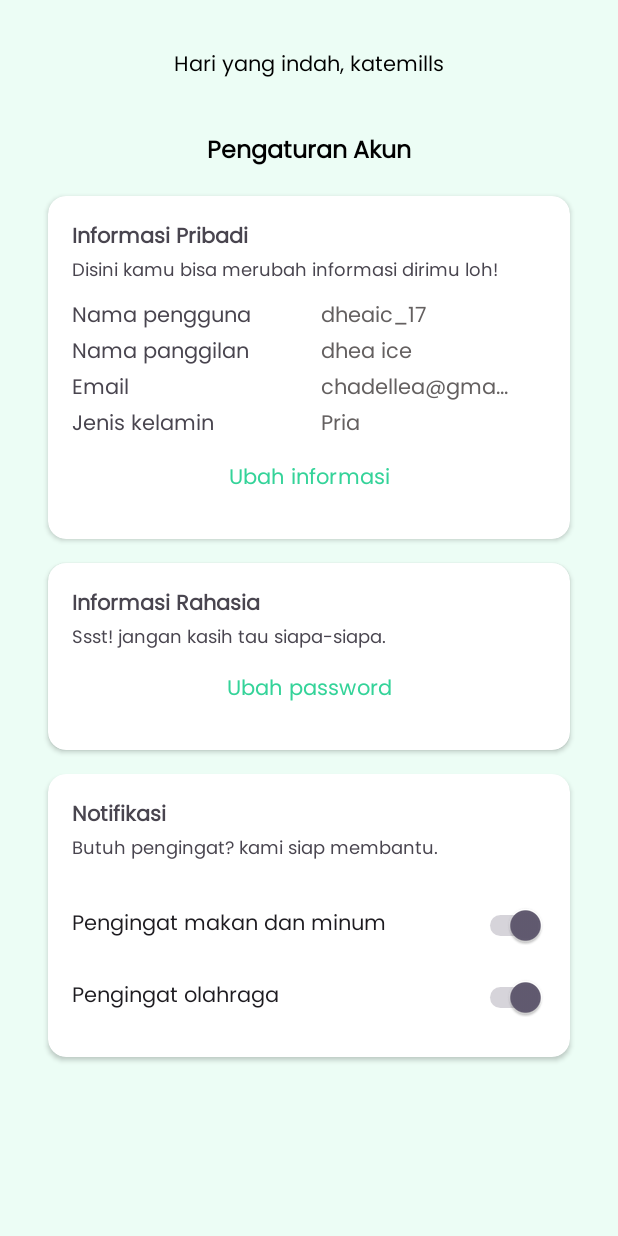
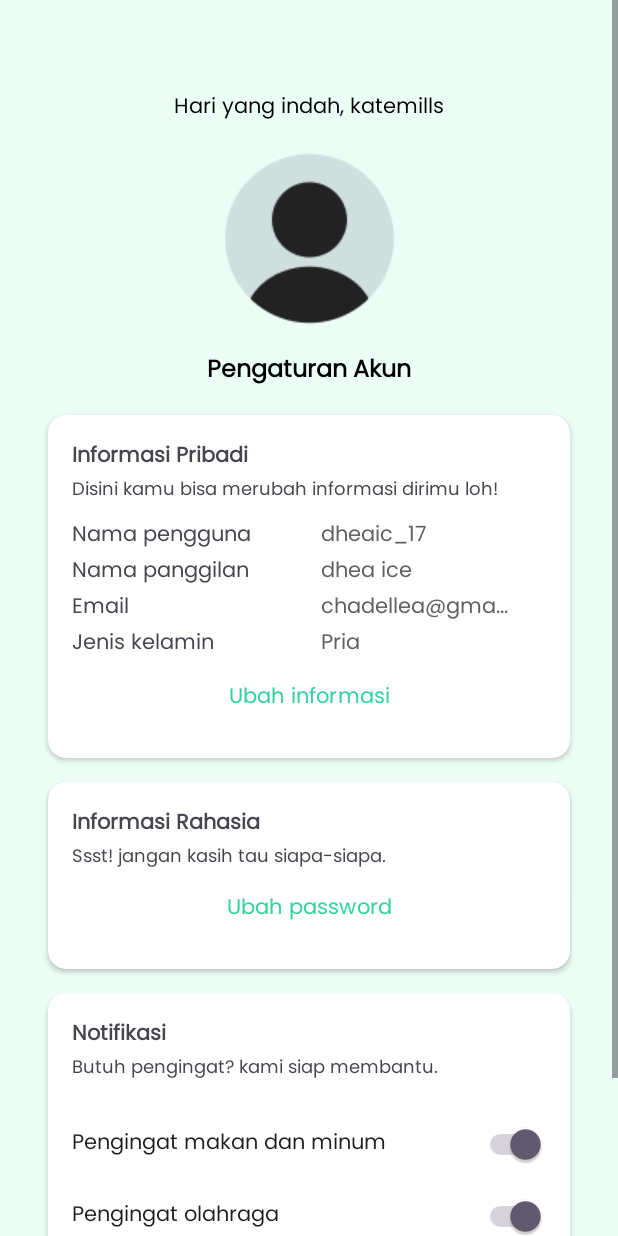
Before and after one commit to AgungRamadhani26/GoFitLife, an Android app: the layout fragment_user.xml on its own in the app's theme, with its tools: preview values and no code run, on a phone screen of 412 x 824 dp. Run offline under Robolectric (Android 15) with nearby library versions, the phone set to English and light mode, and no system bars.

Commit message:
page profil done

```diff
--- a/app/src/main/AndroidManifest.xml
+++ b/app/src/main/AndroidManifest.xml
@@ -27,10 +27,10 @@
             android:name=".RegisterPageAcrivity"
             android:exported="false" />
         <activity
-            android:name=".BottomNavbarActivity"
+            android:name=".EditPasswordPageActivity"
             android:exported="false" />
         <activity
-            android:name=".EditPasswordPageActivity"
+            android:name=".BottomNavbarActivity"
             android:exported="true">
             <intent-filter>
                 <action android:name="android.intent.action.MAIN" />
--- /dev/null
+++ b/app/src/main/res/drawable/btn_theme_logout.xml
@@ -0,0 +1,8 @@
+<?xml version="1.0" encoding="utf-8"?>
+<shape xmlns:android="http://schemas.android.com/apk/res/android">
+    <solid android:color="#BD0000" />
+    <stroke
+        android:width="1dp"
+        android:color="@color/black" />
+    <corners android:radius="15dp" />
+</shape>
--- a/app/src/main/res/layout/fragment_user.xml
+++ b/app/src/main/res/layout/fragment_user.xml
@@ -1,54 +1,66 @@
 <?xml version="1.0" encoding="utf-8"?>
-<androidx.constraintlayout.widget.ConstraintLayout xmlns:android="http://schemas.android.com/apk/res/android"
+<ScrollView xmlns:android="http://schemas.android.com/apk/res/android"
+    xmlns:app="http://schemas.android.com/apk/res-auto"
     xmlns:tools="http://schemas.android.com/tools"
     android:layout_width="match_parent"
     android:layout_height="match_parent"
-    xmlns:app="http://schemas.android.com/apk/res-auto"
-    tools:context=".Fragment.UserFragment"
-    android:background="#ECFDF5">
+    android:background="#ECFDF5"
+    tools:context=".Fragment.UserFragment">
+
+    <androidx.constraintlayout.widget.ConstraintLayout
+        android:layout_width="match_parent"
+        android:layout_height="wrap_content">
 
         <TextView
             android:id="@+id/greeting"
             android:layout_width="0dp"
             android:layout_height="wrap_content"
+            android:layout_marginStart="32dp"
+            android:layout_marginTop="60dp"
+            android:layout_marginEnd="32dp"
             android:text="@string/user_alt_greeting"
+            android:textAlignment="center"
             android:textColor="@color/black"
-        android:textAlignment="center"
-        android:layout_marginStart="32dp"
-        android:layout_marginEnd="32dp"
-        android:layout_marginTop="32dp"
-        app:layout_constraintTop_toTopOf="parent"
+            app:layout_constraintEnd_toEndOf="parent"
             app:layout_constraintStart_toStartOf="parent"
-        app:layout_constraintEnd_toEndOf="parent"/>
+            app:layout_constraintTop_toTopOf="parent" />
+
+        <de.hdodenhof.circleimageview.CircleImageView
+            android:id="@+id/iv_fotoprofil"
+            android:layout_width="150dp"
+            android:layout_height="150dp"
+            android:src="@drawable/frame"
+            app:layout_constraintEnd_toEndOf="parent"
+            app:layout_constraintStart_toStartOf="parent"
+            app:layout_constraintTop_toBottomOf="@id/greeting" />
 
         <TextView
             android:id="@+id/title"
             android:layout_width="0dp"
             android:layout_height="wrap_content"
-        android:text="@string/profil_pengaturanAkun"
-        android:textStyle="bold"
-        android:textSize="16sp"
-        android:textColor="@color/black"
-        android:textAlignment="center"
             android:layout_marginStart="32dp"
             android:layout_marginEnd="32dp"
-        android:layout_marginTop="32dp"
-        app:layout_constraintTop_toBottomOf="@+id/greeting"
+            android:text="@string/profil_pengaturanAkun"
+            android:textAlignment="center"
+            android:textColor="@color/black"
+            android:textSize="16sp"
+            android:textStyle="bold"
+            app:layout_constraintEnd_toEndOf="parent"
             app:layout_constraintStart_toStartOf="parent"
-        app:layout_constraintEnd_toEndOf="parent"/>
+            app:layout_constraintTop_toBottomOf="@+id/iv_fotoprofil" />
 
         <androidx.cardview.widget.CardView
             android:id="@+id/card_informasi"
             android:layout_width="0dp"
             android:layout_height="wrap_content"
-        app:layout_constraintTop_toBottomOf="@id/title"
+            android:layout_marginStart="32dp"
+            android:layout_marginTop="16dp"
+            android:layout_marginEnd="32dp"
+            app:cardBackgroundColor="@color/white"
+            app:cardCornerRadius="12dp"
+            app:layout_constraintEnd_toEndOf="parent"
             app:layout_constraintStart_toStartOf="parent"
-        app:layout_constraintEnd_toEndOf="parent"
-        android:layout_marginStart="32dp"
-        android:layout_marginEnd="32dp"
-        android:layout_marginTop="16dp"
-        app:cardCornerRadius="12dp"
-        app:cardBackgroundColor="@color/white">
+            app:layout_constraintTop_toBottomOf="@id/title">
 
             <androidx.constraintlayout.widget.ConstraintLayout
                 android:layout_width="match_parent"
@@ -63,17 +75,17 @@
                     android:textStyle="bold"
                     app:layout_constraintEnd_toEndOf="parent"
                     app:layout_constraintStart_toStartOf="parent"
-            app:layout_constraintTop_toTopOf="parent"/>
+                    app:layout_constraintTop_toTopOf="parent" />
 
                 <TextView
                     android:id="@+id/subheading_informasi"
                     android:layout_width="0dp"
                     android:layout_height="wrap_content"
                     android:text="Disini kamu bisa merubah informasi dirimu loh!"
-            app:layout_constraintStart_toStartOf="parent"
                     android:textSize="12sp"
                     app:layout_constraintEnd_toEndOf="parent"
-            app:layout_constraintTop_toBottomOf="@id/heading_informasi"/>
+                    app:layout_constraintStart_toStartOf="parent"
+                    app:layout_constraintTop_toBottomOf="@id/heading_informasi" />
 
                 <TextView
                     android:id="@+id/info_nama_pengguna"
@@ -87,10 +99,10 @@
                 <TextView
                     android:id="@+id/nama_pengguna"
                     android:layout_width="150dp"
-            android:textColor="@color/grey1"
                     android:layout_height="wrap_content"
                     android:layout_marginTop="8dp"
                     android:text="@string/profil_namaPengguna"
+                    android:textColor="@color/grey1"
                     app:layout_constraintEnd_toEndOf="parent"
                     app:layout_constraintTop_toBottomOf="@+id/subheading_informasi" />
 
@@ -105,9 +117,9 @@
                 <TextView
                     android:id="@+id/nama_panggilan"
                     android:layout_width="150dp"
-            android:textColor="@color/grey1"
                     android:layout_height="wrap_content"
                     android:text="@string/profil_namaPanggilan"
+                    android:textColor="@color/grey1"
                     app:layout_constraintEnd_toEndOf="parent"
                     app:layout_constraintTop_toBottomOf="@+id/nama_pengguna" />
 
@@ -122,9 +134,9 @@
                 <TextView
                     android:id="@+id/email"
                     android:layout_width="150dp"
-            android:textColor="@color/grey1"
                     android:layout_height="wrap_content"
                     android:text="@string/profil_email"
+                    android:textColor="@color/grey1"
                     app:layout_constraintEnd_toEndOf="parent"
                     app:layout_constraintTop_toBottomOf="@+id/nama_panggilan" />
 
@@ -139,9 +151,9 @@
                 <TextView
                     android:id="@+id/jenis_kelamin"
                     android:layout_width="150dp"
-            android:textColor="@color/grey1"
                     android:layout_height="wrap_content"
                     android:text="@string/profil_jenisKelamin"
+                    android:textColor="@color/grey1"
                     app:layout_constraintEnd_toEndOf="parent"
                     app:layout_constraintTop_toBottomOf="@+id/email" />
 
@@ -149,11 +161,11 @@
                     android:id="@+id/profil_ubah_informasi"
                     android:layout_width="wrap_content"
                     android:layout_height="wrap_content"
+                    android:backgroundTint="#00646060"
                     android:text="Ubah informasi"
                     android:textColor="@color/greenPrimary"
-                android:backgroundTint="#00646060"
+                    app:layout_constraintEnd_toEndOf="parent"
                     app:layout_constraintStart_toStartOf="parent"
-                app:layout_constraintEnd_toEndOf="parent"
                     app:layout_constraintTop_toBottomOf="@+id/info_jenis_kelamin" />
 
             </androidx.constraintlayout.widget.ConstraintLayout>
@@ -164,14 +176,14 @@
             android:id="@+id/card_password"
             android:layout_width="0dp"
             android:layout_height="wrap_content"
-        app:layout_constraintTop_toBottomOf="@id/card_informasi"
+            android:layout_marginStart="32dp"
+            android:layout_marginTop="16dp"
+            android:layout_marginEnd="32dp"
+            app:cardBackgroundColor="@color/white"
+            app:cardCornerRadius="12dp"
+            app:layout_constraintEnd_toEndOf="parent"
             app:layout_constraintStart_toStartOf="parent"
-        app:layout_constraintEnd_toEndOf="parent"
-        android:layout_marginStart="32dp"
-        android:layout_marginEnd="32dp"
-        android:layout_marginTop="16dp"
-        app:cardCornerRadius="12dp"
-        app:cardBackgroundColor="@color/white">
+            app:layout_constraintTop_toBottomOf="@id/card_informasi">
 
             <androidx.constraintlayout.widget.ConstraintLayout
                 android:layout_width="match_parent"
@@ -186,27 +198,27 @@
                     android:textStyle="bold"
                     app:layout_constraintEnd_toEndOf="parent"
                     app:layout_constraintStart_toStartOf="parent"
-            app:layout_constraintTop_toTopOf="parent"/>
+                    app:layout_constraintTop_toTopOf="parent" />
 
                 <TextView
                     android:id="@+id/subheading_password"
                     android:layout_width="0dp"
                     android:layout_height="wrap_content"
                     android:text="Ssst! jangan kasih tau siapa-siapa."
-            app:layout_constraintStart_toStartOf="parent"
                     android:textSize="12sp"
                     app:layout_constraintEnd_toEndOf="parent"
-            app:layout_constraintTop_toBottomOf="@id/heading_password"/>
+                    app:layout_constraintStart_toStartOf="parent"
+                    app:layout_constraintTop_toBottomOf="@id/heading_password" />
 
                 <Button
                     android:id="@+id/profil_ubah_password"
                     android:layout_width="wrap_content"
                     android:layout_height="wrap_content"
+                    android:backgroundTint="#00646060"
                     android:text="Ubah password"
                     android:textColor="@color/greenPrimary"
-                android:backgroundTint="#00646060"
+                    app:layout_constraintEnd_toEndOf="parent"
                     app:layout_constraintStart_toStartOf="parent"
-                app:layout_constraintEnd_toEndOf="parent"
                     app:layout_constraintTop_toBottomOf="@+id/subheading_password" />
 
             </androidx.constraintlayout.widget.ConstraintLayout>
@@ -217,14 +229,14 @@
             android:id="@+id/card_notifikasi"
             android:layout_width="0dp"
             android:layout_height="wrap_content"
-        app:layout_constraintTop_toBottomOf="@id/card_password"
+            android:layout_marginStart="32dp"
+            android:layout_marginTop="16dp"
+            android:layout_marginEnd="32dp"
+            app:cardBackgroundColor="@color/white"
+            app:cardCornerRadius="12dp"
+            app:layout_constraintEnd_toEndOf="parent"
             app:layout_constraintStart_toStartOf="parent"
-        app:layout_constraintEnd_toEndOf="parent"
-        android:layout_marginStart="32dp"
-        android:layout_marginEnd="32dp"
-        android:layout_marginTop="16dp"
-        app:cardCornerRadius="12dp"
-        app:cardBackgroundColor="@color/white">
+            app:layout_constraintTop_toBottomOf="@id/card_password">
 
             <androidx.constraintlayout.widget.ConstraintLayout
                 android:layout_width="match_parent"
@@ -239,25 +251,25 @@
                     android:textStyle="bold"
                     app:layout_constraintEnd_toEndOf="parent"
                     app:layout_constraintStart_toStartOf="parent"
-                app:layout_constraintTop_toTopOf="parent"/>
+                    app:layout_constraintTop_toTopOf="parent" />
 
                 <TextView
                     android:id="@+id/subheading_notifikasi"
                     android:layout_width="0dp"
                     android:layout_height="wrap_content"
                     android:text="Butuh pengingat? kami siap membantu."
-                app:layout_constraintStart_toStartOf="parent"
                     android:textSize="12sp"
                     app:layout_constraintEnd_toEndOf="parent"
-                app:layout_constraintTop_toBottomOf="@id/heading_noifikasi"/>
+                    app:layout_constraintStart_toStartOf="parent"
+                    app:layout_constraintTop_toBottomOf="@id/heading_noifikasi" />
 
                 <Switch
                     android:id="@+id/notifikasi_makan"
                     android:layout_width="match_parent"
                     android:layout_height="wrap_content"
                     android:layout_marginTop="16dp"
+                    android:checked="true"
                     android:minHeight="48dp"
-                android:checked="true"
                     android:text="@string/profil_notifikasi_makan"
                     app:layout_constraintEnd_toEndOf="parent"
                     app:layout_constraintStart_toStartOf="parent"
@@ -267,8 +279,8 @@
                     android:id="@+id/notifikasi_olahraga"
                     android:layout_width="match_parent"
                     android:layout_height="wrap_content"
+                    android:checked="true"
                     android:minHeight="48dp"
-                android:checked="true"
                     android:text="@string/profil_notifikasi_olahraga"
                     app:layout_constraintEnd_toEndOf="parent"
                     app:layout_constraintStart_toStartOf="parent"
@@ -277,4 +289,21 @@
             </androidx.constraintlayout.widget.ConstraintLayout>
         </androidx.cardview.widget.CardView>
 
+        <androidx.appcompat.widget.AppCompatButton
+            android:id="@+id/btn_keluar"
+            android:layout_width="285dp"
+            android:layout_height="46dp"
+            android:layout_marginTop="16dp"
+            android:layout_marginBottom="32dp"
+            android:background="@drawable/btn_theme_logout"
+            android:fontFamily="@font/poppins_semibold"
+            android:text="@string/keluar"
+            android:textColor="@color/white"
+            android:textSize="17sp"
+            app:layout_constraintBottom_toBottomOf="parent"
+            app:layout_constraintEnd_toEndOf="parent"
+            app:layout_constraintStart_toStartOf="parent"
+            app:layout_constraintTop_toBottomOf="@+id/card_notifikasi" />
+
     </androidx.constraintlayout.widget.ConstraintLayout>
+</ScrollView>
--- a/app/src/main/res/values/strings.xml
+++ b/app/src/main/res/values/strings.xml
@@ -78,4 +78,5 @@
     <string name="profil_jenisKelamin" translatable="false">Pria</string>
     <string name="profil_notifikasi_makan" translatable="false">Pengingat makan dan minum</string>
     <string name="profil_notifikasi_olahraga" translatable="false">Pengingat olahraga</string>
+    <string name="keluar" translatable="false">keluar</string>
 </resources>
```
Lines whose indentation alone changed are shown as unchanged.
